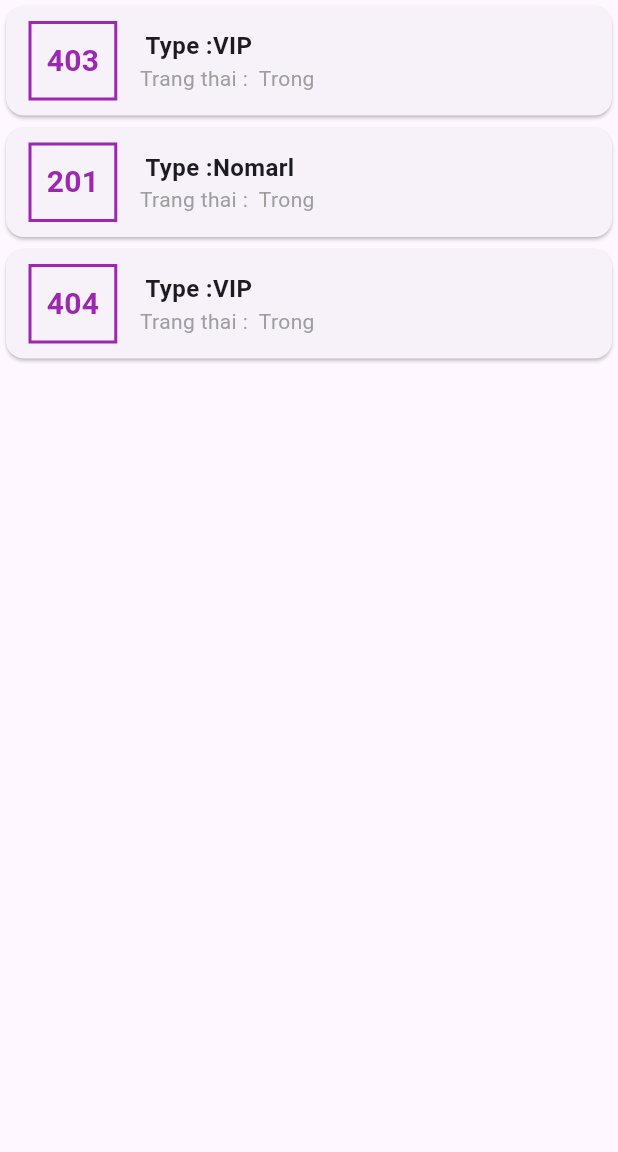
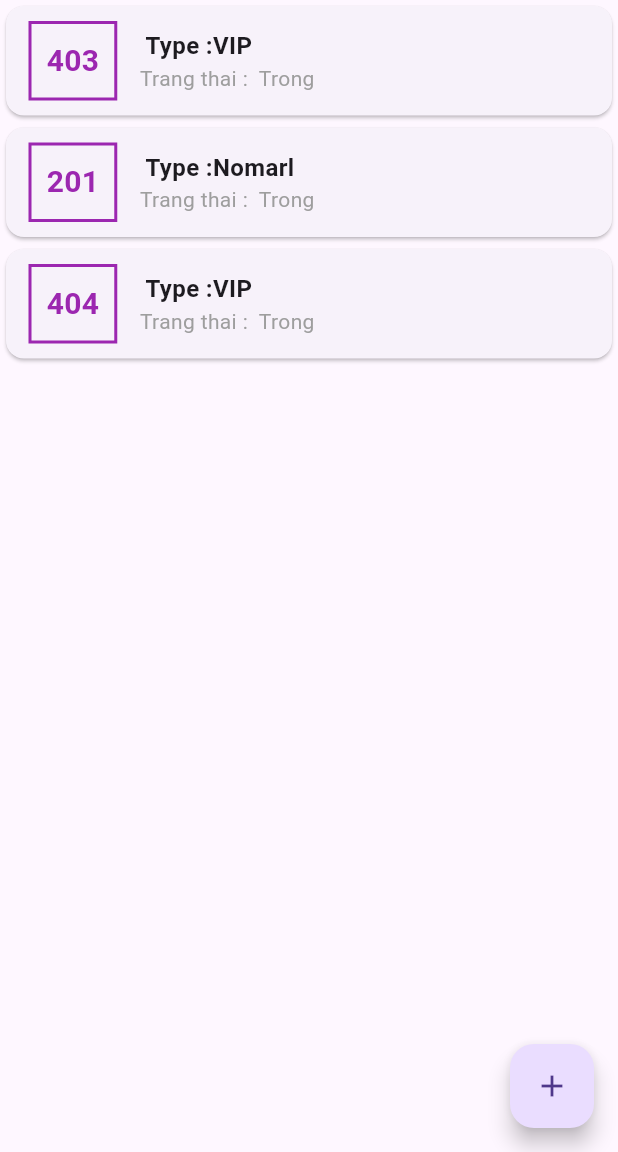
Before and after one commit to trandai03/middle_mobile, a Flutter app: the screen it shows after launch, after a tap on "List Room", on a phone screen of 412 x 824 dp, the part 84-1236 px from its top. Run offline on Flutter 3.47's test engine with Material 3 defaults, Android fonts, the phone set to English and light mode, and no system bars.

Commit message:
listRoom

```diff
--- a/lib/main.dart
+++ b/lib/main.dart
@@ -1,7 +1,5 @@
 import 'package:flutter/material.dart';
 import 'package:project/widgets/home_page.dart';
-
-import './widgets/formadd_room.dart';
 
 void main() {
   runApp(MyApp());
@@ -13,6 +11,7 @@ class MyApp extends StatelessWidget {
     return MaterialApp(
       title: 'Flutter Demo',
       home: MyHomePage(),
+      debugShowCheckedModeBanner: false,
     );
   }
 }
--- a/lib/widgets/home_page.dart
+++ b/lib/widgets/home_page.dart
@@ -1,5 +1,4 @@
 import 'package:flutter/material.dart';
-import 'package:project/widgets/formadd_room.dart';
 
 import './quanlyphong.dart';
 
@@ -15,8 +14,8 @@ class MyHomePage extends StatelessWidget {
   void serviceClick(int index, context) {
     switch (index) {
       case 0:
-        Navigator.push(
-            context, MaterialPageRoute(builder: (context) => FormAddRoom()));
+      // Navigator.push(
+      //     context, MaterialPageRoute(builder: (context) => ));
       case 1:
         Navigator.push(
             context, MaterialPageRoute(builder: (context) => QuanLyRoom()));
--- a/lib/widgets/list_Room.dart
+++ b/lib/widgets/list_Room.dart
@@ -1,87 +1,20 @@
-import 'package:flutter/material.dart';
-import 'package:project/modules/room.dart';
-
-
-class DanhSachRoom extends StatelessWidget{
-
-
-  final List<Room> danhSachRoom;
-
-  DanhSachRoom(this.danhSachRoom);
-
-
-  @override
-  Widget build(BuildContext context) {
-    return Scaffold(
-      appBar: AppBar(
-        title: Text(
-          "List Room",
-          style: TextStyle(
-            fontSize: 20,
-          ),
-
-        ),
-        backgroundColor: Colors.red,
-      ),
-      body: Container(
-        child: SingleChildScrollView(
-          child: Column(
-            children: danhSachRoom.map((room) {
-              final String trangThai;
-              if(room.empty==true){
-                trangThai = " Trong";
-              }else{
-                trangThai = " Khong trong";
-              }
-              return Card(
-                child: Row(
-                  children: <Widget>[
-                    Container(
-                      margin: EdgeInsets.symmetric(
-                        vertical: 10,
-                        horizontal: 15,
-                      ),
-                      decoration: BoxDecoration(
-                          border: Border.all(
-                            color: Colors.purple,
-                            width: 2,
-                          )
-                      ),
-                      padding: EdgeInsets.all(10),
-                      child: Text(
-                          room.maPhong.toString(),
-                          style: TextStyle(
-                            fontWeight: FontWeight.bold,
-                            fontSize: 20,
-                            color: Colors.purple,
-                          )
-                      ),
-                    ),
-                    Column(
-                      crossAxisAlignment: CrossAxisAlignment.start,
-                      children: [
-                        Text(
-                          ' Type :' + room.type ,
-                          style: TextStyle(
-                              fontSize: 16,
-                              fontWeight: FontWeight.bold
-                          ),
-                        ),
-                        Text(
-                          "Trang thai : " + trangThai,
-                          style: TextStyle(
-                            color: Colors.grey,
-                          ),
-                        )
-                      ],
-                    ),
-                  ],
-                ),
-              );
-            }).toList(),
-          ),
-        ),
-      ),
-    );
-  }
-}
+// import 'package:flutter/material.dart';
+// import 'package:project/modules/room.dart';
+// import 'package:project/widgets/formadd_room.dart';
+//
+// class ListRoom extends StatefulWidget {
+//
+//   @override
+//   State<ListRoom> createState() => _ListRoomState();
+// }
+//
+// class _ListRoomState extends State<ListRoom> {
+//   final List<Room> danhSachRoom;
+//
+//   _ListRoomState(this.danhSachRoom);
+//
+//
+//
+//   @override
+//
+// }
--- a/lib/widgets/quanlyphong.dart
+++ b/lib/widgets/quanlyphong.dart
@@ -1,7 +1,7 @@
 import 'package:flutter/material.dart';
 
 import '../modules/room.dart';
-import './list_Room.dart';
+import './formadd_room.dart';
 
 class QuanLyRoom extends StatefulWidget {
   @override
@@ -29,9 +29,94 @@ class _QuanLyRoomState extends State<QuanLyRoom> {
       floor: "4",
     )
   ];
+  void addRoom(String maPhong, bool empty, String type, String floor) {
+    Room newRoom = Room(
+      maPhong: maPhong,
+      empty: empty,
+      type: type,
+      floor: floor,
+    );
+    setState(() {
+      danhSachRoom.add(newRoom);
+    });
+  }
 
   @override
   Widget build(BuildContext context) {
-    return DanhSachRoom(danhSachRoom);
+    return Scaffold(
+      appBar: AppBar(
+        title: Text(
+          "List Room",
+          style: TextStyle(
+            fontSize: 20,
+          ),
+        ),
+        backgroundColor: Colors.red,
+      ),
+      body: Container(
+        child: SingleChildScrollView(
+          child: Column(
+            children: danhSachRoom.map((room) {
+              final String trangThai;
+              if (room.empty == true) {
+                trangThai = " Trong";
+              } else {
+                trangThai = " Khong trong";
+              }
+              return Card(
+                child: Row(
+                  children: <Widget>[
+                    Container(
+                      margin: EdgeInsets.symmetric(
+                        vertical: 10,
+                        horizontal: 15,
+                      ),
+                      decoration: BoxDecoration(
+                          border: Border.all(
+                        color: Colors.purple,
+                        width: 2,
+                      )),
+                      padding: EdgeInsets.all(10),
+                      child: Text(room.maPhong.toString(),
+                          style: TextStyle(
+                            fontWeight: FontWeight.bold,
+                            fontSize: 20,
+                            color: Colors.purple,
+                          )),
+                    ),
+                    Column(
+                      crossAxisAlignment: CrossAxisAlignment.start,
+                      children: [
+                        Text(
+                          ' Type :' + room.type,
+                          style: TextStyle(
+                              fontSize: 16, fontWeight: FontWeight.bold),
+                        ),
+                        Text(
+                          "Trang thai : " + trangThai,
+                          style: TextStyle(
+                            color: Colors.grey,
+                          ),
+                        )
+                      ],
+                    ),
+                  ],
+                ),
+              );
+            }).toList(),
+          ),
+        ),
+      ),
+      floatingActionButtonLocation: FloatingActionButtonLocation.endFloat,
+      floatingActionButton: FloatingActionButton(
+        onPressed: () {
+          showDialog(
+            context: context,
+            builder: (ctx) => FormAddRoom(addRoom),
+          );
+        },
+        child: const Icon(Icons.add),
+      ),
+    );
   }
 }
```
Also changed, not shown: lib/widgets/formadd_room.dart (+8 -15 lines).
